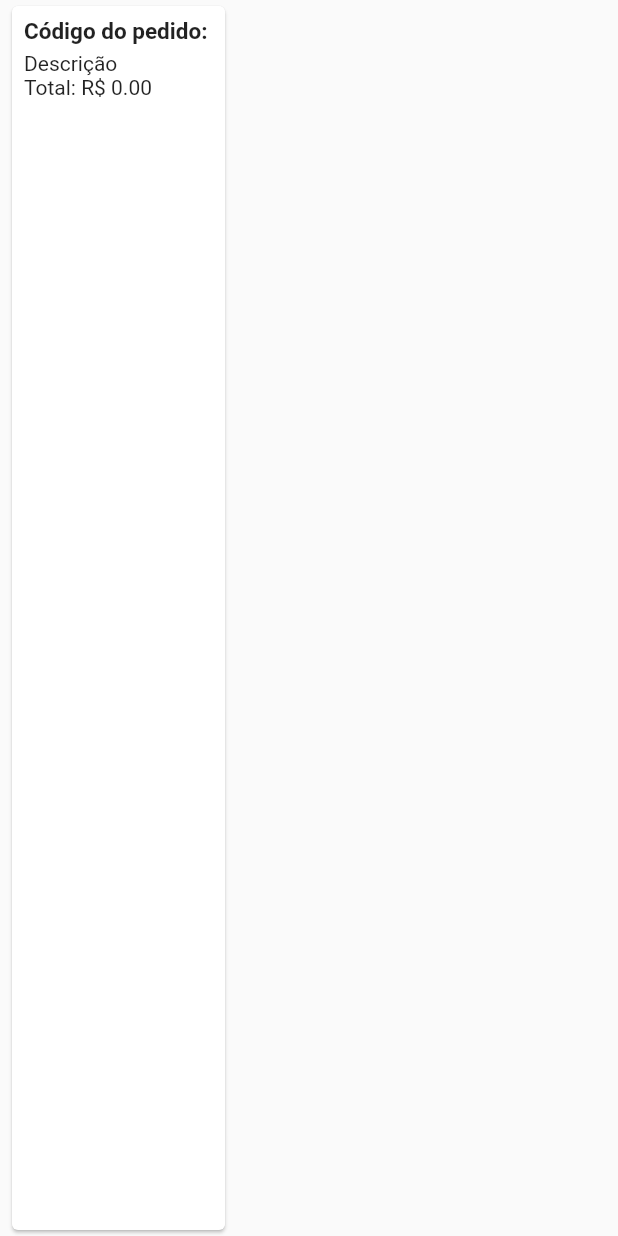
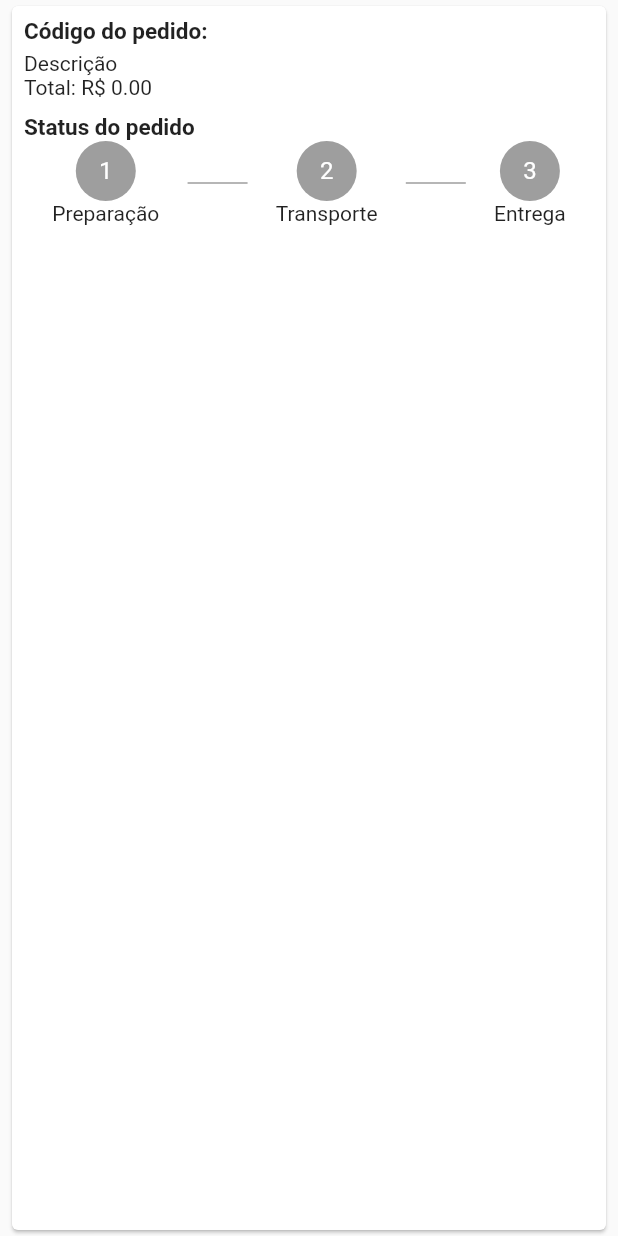
Before and after one commit to PeterCcT/App-flutter-loja-virtual, a Flutter app: the PedidosTile widget shown alone on an empty page, opened directly with empty values, on a phone screen of 412 x 824 dp. Run offline on Flutter 3.47's test engine with Material 2 defaults, Android fonts, the phone set to English and light mode, and no system bars; our stand-ins replace carousel_pro, cloud_firestore, firebase_auth, transparent_image; accounts and stored records are empty.

Commit message:
Status do pedido

```diff
--- a/lib/tiles/pedidos_tile.dart
+++ b/lib/tiles/pedidos_tile.dart
@@ -23,6 +23,7 @@ class PedidosTile extends StatelessWidget {
                 child: CircularProgressIndicator(),
               );
             } else {
+              int status = snapshot.data['Status'];
               return Column(
                 crossAxisAlignment: CrossAxisAlignment.start,
                 children: <Widget>[
@@ -35,6 +36,31 @@ class PedidosTile extends StatelessWidget {
                   ),
                   Text(
                     _buildProdutoTexto(snapshot.data),
+                  ),
+                  SizedBox(
+                    height: 10,
+                  ),
+                  Text(
+                    'Status do pedido',
+                    style: TextStyle(fontSize: 15, fontWeight: FontWeight.bold),
+                  ),
+                  Row(
+                    mainAxisAlignment: MainAxisAlignment.spaceEvenly,
+                    children: <Widget>[
+                      _buildCircle('1', 'Preparação', status, 1),
+                      Container(
+                        height: 1,
+                        width: 40,
+                        color: Colors.grey[500],
+                      ),
+                      _buildCircle('2', 'Transporte', status, 2),
+                      Container(
+                        height: 1,
+                        width: 40,
+                        color: Colors.grey[500],
+                      ),
+                      _buildCircle('3', 'Entrega', status, 3),
+                    ],
                   ),
                 ],
               );
@@ -54,4 +80,49 @@ class PedidosTile extends StatelessWidget {
     text += 'Total: R\$ ${snapshot.data['Total'].toStringAsFixed(2)}';
     return text;
   }
+
+  Widget _buildCircle(
+      String title, String subTitle, int status, int thisStatus) {
+    Color backcolor;
+    Widget child;
+
+    if (status < thisStatus) {
+      backcolor = Colors.grey[500];
+      child = Text(
+        title,
+        style: TextStyle(color: Colors.white),
+      );
+    } else if (status == thisStatus) {
+      backcolor = Colors.blue;
+      child = Stack(
+        alignment: Alignment.center,
+        children: <Widget>[
+          Text(
+            title,
+            style: TextStyle(color: Colors.white),
+          ),
+          CircularProgressIndicator(
+            valueColor: AlwaysStoppedAnimation<Color>(Colors.white),
+          ),
+        ],
+      );
+    } else {
+      backcolor = Colors.green;
+      child = Icon(
+        Icons.check,
+        color: Colors.white,
+      );
+    }
+
+    return Column(
+      children: <Widget>[
+        CircleAvatar(
+          radius: 20,
+          backgroundColor: backcolor,
+          child: child,
+        ),
+        Text(subTitle),
+      ],
+    );
+  }
 }
```
